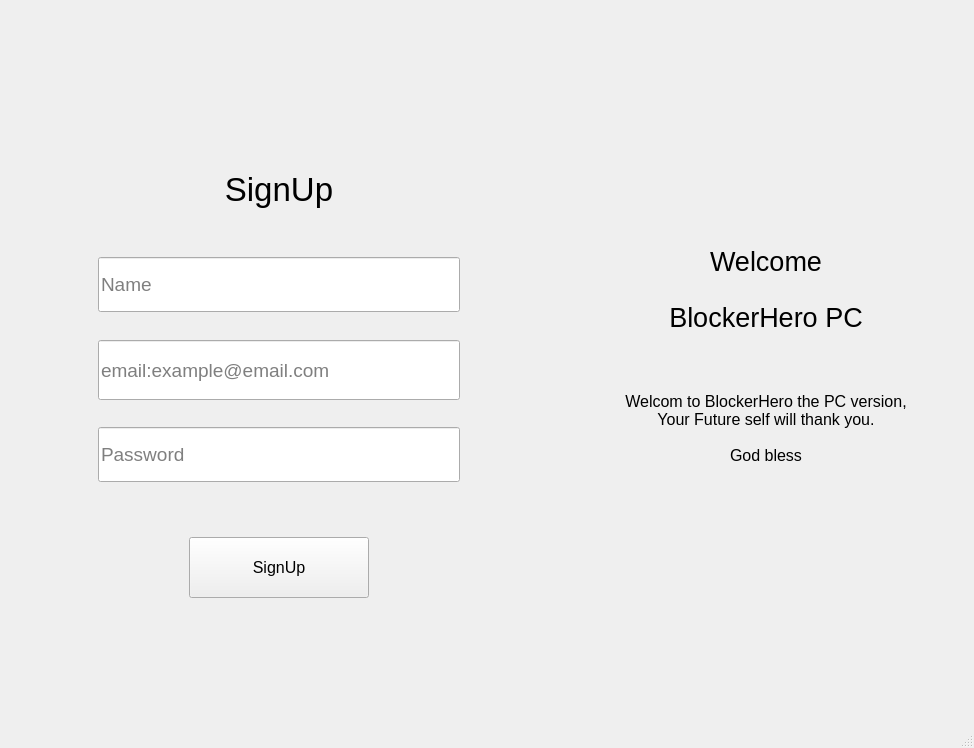
Old version of the form GUI/SignUp.ui in the repository SleemG/Blocker.
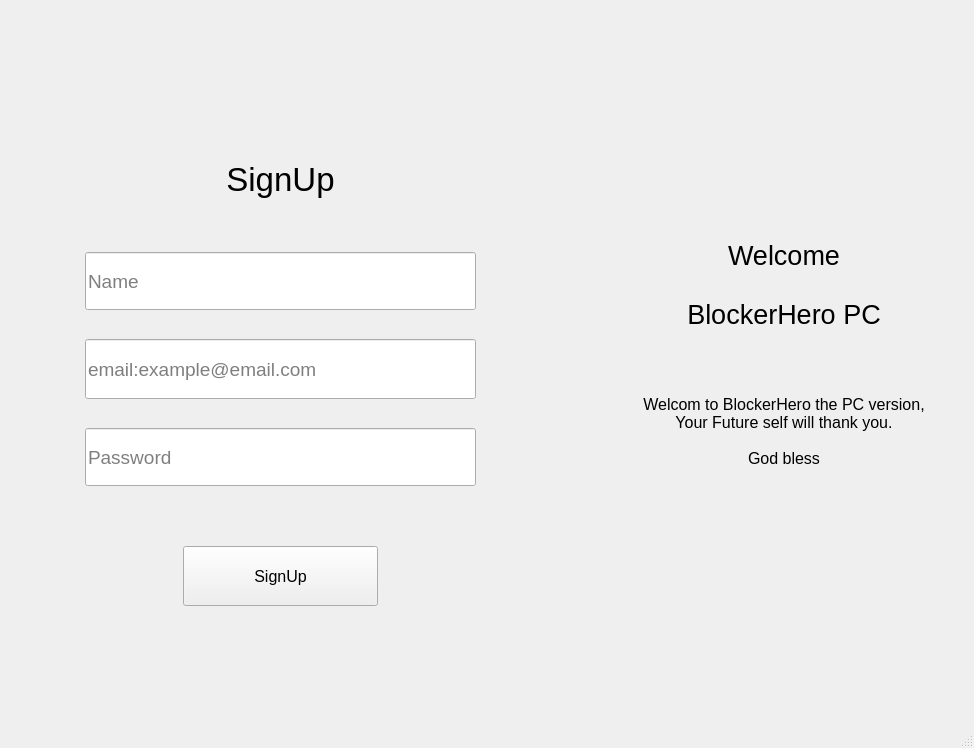
New version of the form.

What changed in the file:
```diff
--- a/GUI/SignUp.ui
+++ b/GUI/SignUp.ui
@@ -15,6 +15,21 @@
   </property>
   <widget class="QWidget" name="centralwidget">
    <layout class="QGridLayout" name="gridLayout">
+    <property name="leftMargin">
+     <number>0</number>
+    </property>
+    <property name="topMargin">
+     <number>0</number>
+    </property>
+    <property name="rightMargin">
+     <number>0</number>
+    </property>
+    <property name="bottomMargin">
+     <number>0</number>
+    </property>
+    <property name="spacing">
+     <number>0</number>
+    </property>
     <item row="0" column="0">
      <widget class="QStackedWidget" name="stackedWidget">
       <property name="font">
@@ -30,7 +45,22 @@
        <number>0</number>
       </property>
       <widget class="QWidget" name="signup_pg">
-       <layout class="QHBoxLayout" name="horizontalLayout">
+       <layout class="QHBoxLayout" name="horizontalLayout" stretch="0,0">
+        <property name="spacing">
+         <number>0</number>
+        </property>
+        <property name="leftMargin">
+         <number>0</number>
+        </property>
+        <property name="topMargin">
+         <number>0</number>
+        </property>
+        <property name="rightMargin">
+         <number>0</number>
+        </property>
+        <property name="bottomMargin">
+         <number>0</number>
+        </property>
         <item>
          <widget class="QWidget" name="right_wdgt" native="true">
           <property name="font">
@@ -702,6 +732,12 @@
                <height>40</height>
               </size>
              </property>
+             <property name="maximumSize">
+              <size>
+               <width>16777215</width>
+               <height>60</height>
+              </size>
+             </property>
              <property name="font">
               <font>
                <pointsize>12</pointsize>
```
